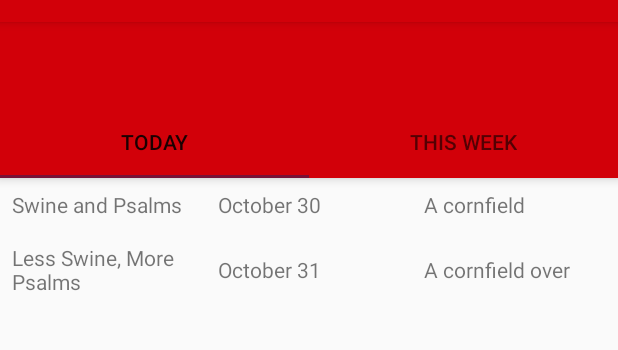
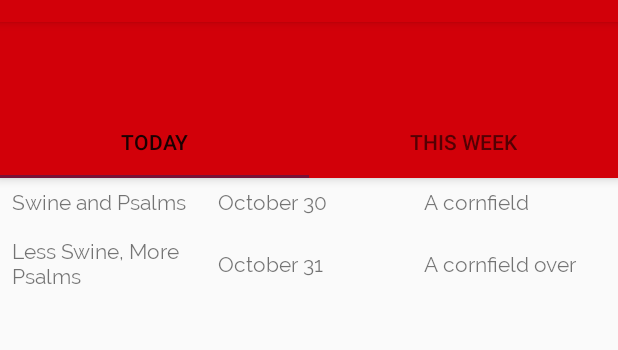
Before and after one commit to cfm155/What-s-Poppin, an Android app: the screen it shows after launch (MainActivity), on a phone screen of 412 x 824 dp, the part 62-412 px from its top. Run offline under Robolectric (Android 15) with nearby library versions, the phone set to English and light mode, and no system bars; libraries missing offline, so code that uses them is left out: io.realm, io.realm.annotations; 1 statement that could not run was skipped.

Commit message:
Added fonts

```diff
--- a/app/src/main/java/com/example/cartermccall/whatspoppin/MainActivity.java
+++ b/app/src/main/java/com/example/cartermccall/whatspoppin/MainActivity.java
@@ -12,6 +12,7 @@ public class MainActivity extends AppCompatActivity {
     protected void onCreate(Bundle savedInstanceState) {
         super.onCreate(savedInstanceState);
         setContentView(R.layout.activity_main);
+
 
 
         TabLayout tabLayout = (TabLayout)findViewById(R.id.tabs);
--- a/app/src/main/res/layout/activity_main.xml
+++ b/app/src/main/res/layout/activity_main.xml
@@ -15,7 +15,8 @@
             android:id="@+id/toolbar"
             android:layout_width="match_parent"
             android:layout_height="?attr/actionBarSize"
-            android:background="?attr/colorPrimary" />
+            android:background="?attr/colorPrimary"
+            android:theme="@style/ToolbarTheme"/>
 
         <android.support.design.widget.TabLayout
             android:id="@+id/tabs"
@@ -32,4 +33,6 @@
         android:layout_height="match_parent"
         app:layout_behavior="@string/appbar_scrolling_view_behavior" />
 
+
+
 </android.support.design.widget.CoordinatorLayout>
--- a/app/src/main/res/layout/event_cell.xml
+++ b/app/src/main/res/layout/event_cell.xml
@@ -18,6 +18,7 @@
         android:layout_marginRight="8dp"
         android:layout_marginBottom="8dp"
         android:text="TextView"
+        app:fontFamily="@font/raleway_regular"
         app:layout_constraintBottom_toBottomOf="parent"
         app:layout_constraintEnd_toStartOf="@+id/date_view"
         app:layout_constraintStart_toStartOf="parent"
@@ -34,6 +35,7 @@
         android:layout_marginRight="8dp"
         android:layout_marginBottom="8dp"
         android:text="TextView"
+        app:fontFamily="@font/raleway_regular"
         app:layout_constraintBottom_toBottomOf="parent"
         app:layout_constraintEnd_toStartOf="@+id/location_view"
         app:layout_constraintStart_toEndOf="@+id/title_view"
@@ -50,6 +52,7 @@
         android:layout_marginRight="8dp"
         android:layout_marginBottom="8dp"
         android:text="TextView"
+        app:fontFamily="@font/raleway_regular"
         app:layout_constraintBottom_toBottomOf="parent"
         app:layout_constraintEnd_toEndOf="parent"
         app:layout_constraintStart_toEndOf="@+id/date_view"
--- a/app/src/main/res/values/styles.xml
+++ b/app/src/main/res/values/styles.xml
@@ -5,8 +5,13 @@
         <item name="colorPrimary">@color/colorPrimary</item>
         <item name="colorPrimaryDark">@color/colorPrimaryDark</item>
         <item name="colorAccent">@color/colorAccent</item>
+        <item name="android:actionBarStyle">@font/robotoslab_bold</item>
     </style>
 
     <style name="AppTheme.AppBarOverlay"></style>
 
+    <style name="ToolbarTheme" parent="ThemeOverlay.AppCompat.Light">
+        <item name="android:fontFamily">@font/robotoslab_bold</item>
+    </style>
+
 </resources>
```
Also changed, not shown: app/src/main/res/font/raleway_regular.ttf (added), app/src/main/res/font/robotoslab_bold.ttf (added), app/src/main/res/font/robotoslab_regular.ttf (added).
